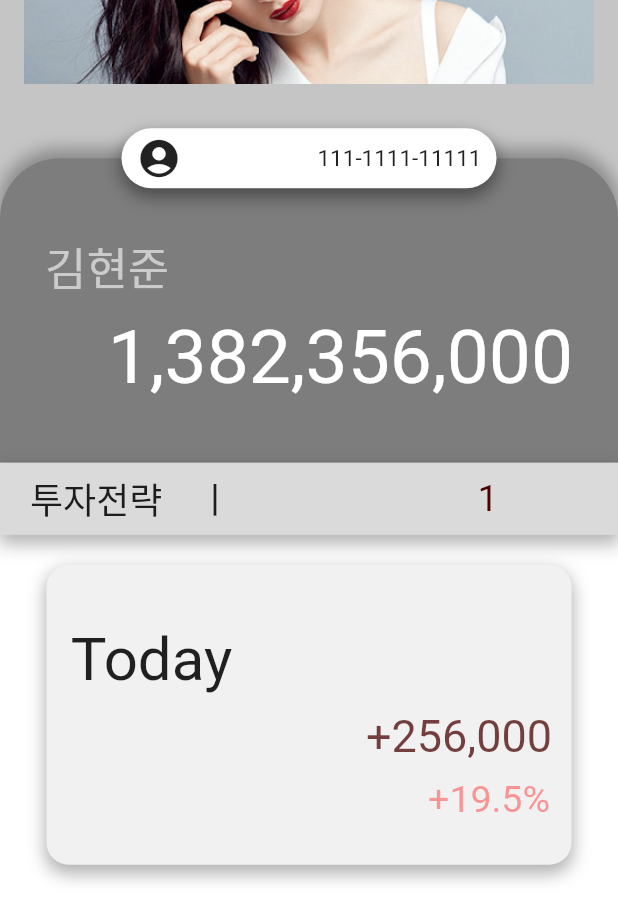
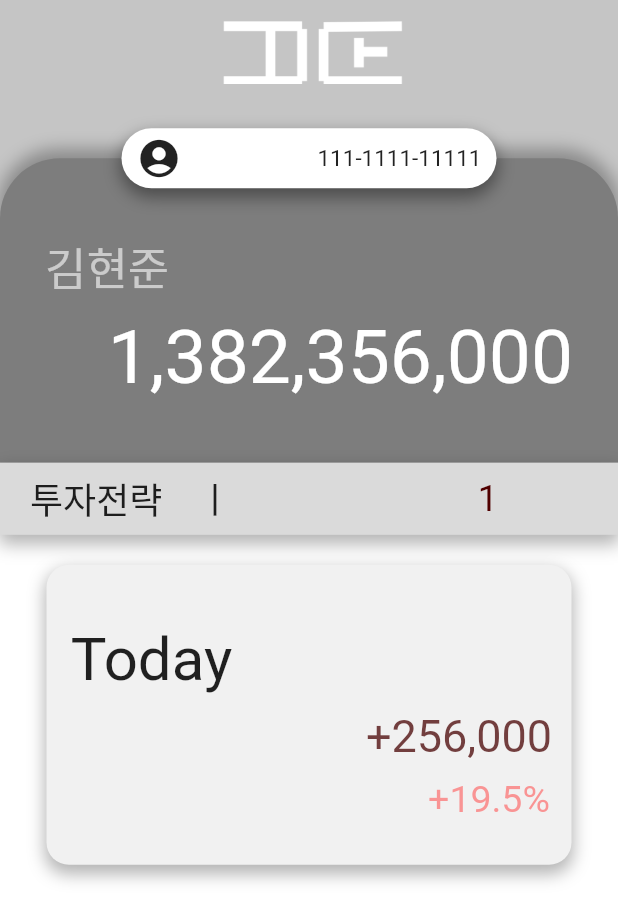
Before and after one commit to Kim-Hyeon-Jun/stock_calculation, a Flutter app: the screen it shows after launch, on a phone screen of 412 x 824 dp. Shown: the top 921 px of the screen. Run offline on Flutter 3.47's test engine with Material 2 defaults, Android fonts, the phone set to English and light mode, and no system bars.

Commit message:
put in icon image

```diff
--- a/lib/main.dart
+++ b/lib/main.dart
@@ -27,7 +27,14 @@ class Main extends StatelessWidget {
         appBar: AppBar(
           elevation: 0,
           backgroundColor: MainBackgroundColor,
-          title: Image.asset('assets/unnamed.png'),
+          title: Center(
+            child: Container(
+              margin: EdgeInsets.only(top: 20),
+              child: Image.asset('assets/icon.png',
+                height: 100,
+                width: 150,)
+            )
+          ),
         ),
         body: Column(
           children: <Widget>[
```
Also changed, not shown: assets/icon.png (added).
